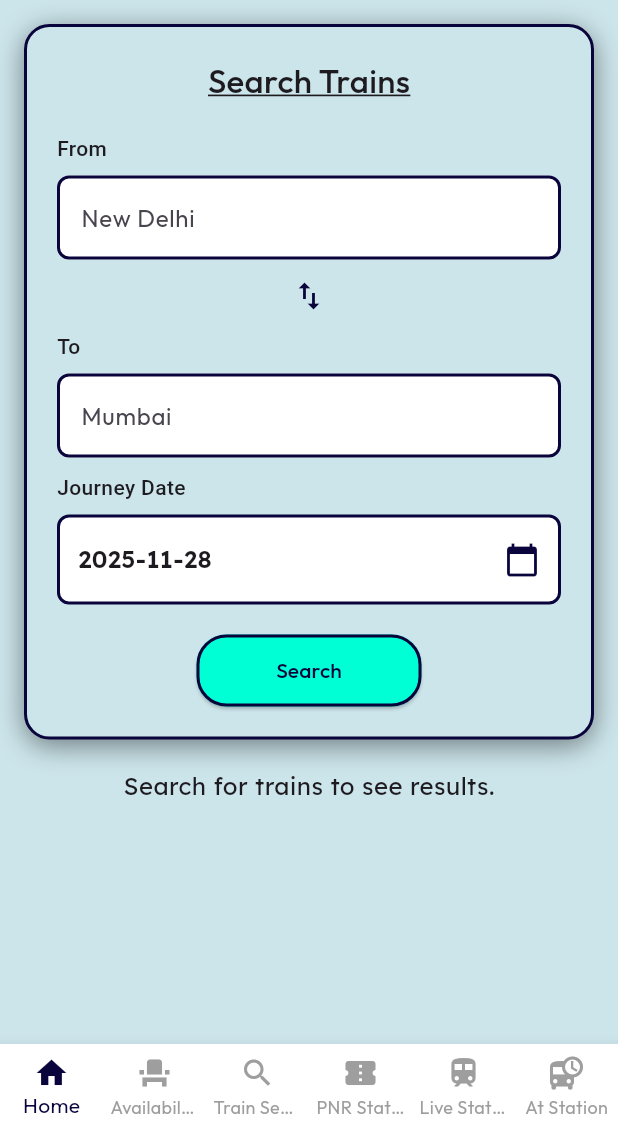
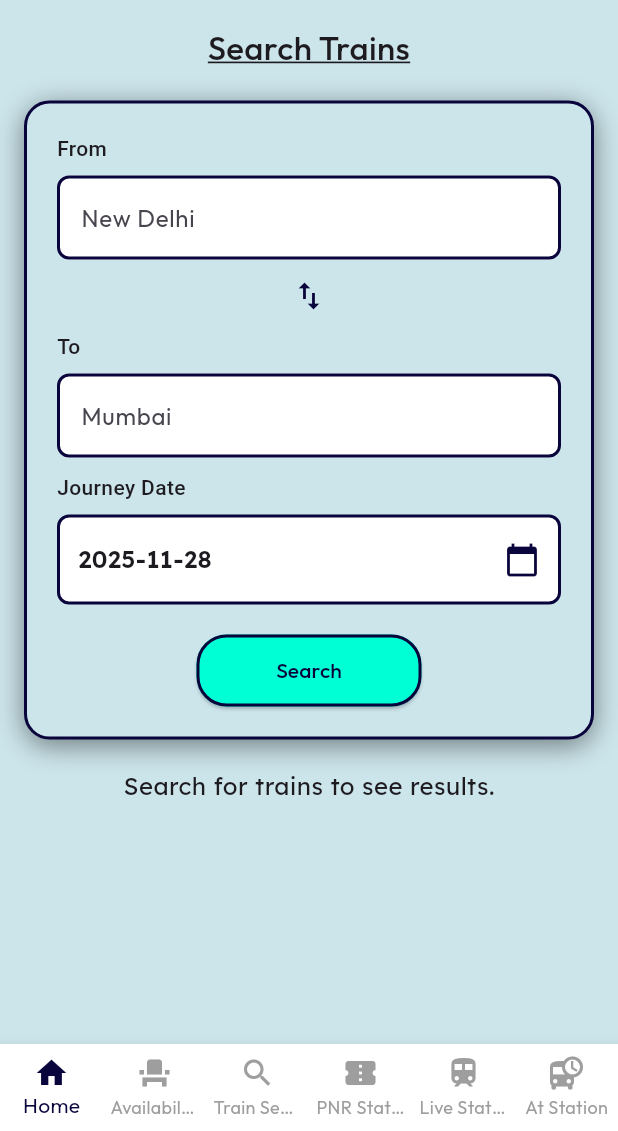
Before and after one commit to kunal7236/easy_rail_app, a Flutter app: the screen it shows after launch, on a phone screen of 412 x 824 dp, the part 105-1236 px from its top. Run offline on Flutter 3.47's test engine with Material 3 defaults, Android fonts, the phone set to English and light mode, and no system bars; our stand-ins replace flutter_dotenv, scrollable_positioned_list; Roboto replaces fonts that are missing (Lemonada, Montserrat).

Commit message:
moved the search Trains outside and above the search card

```diff
--- a/lib/screens/home_screen.dart
+++ b/lib/screens/home_screen.dart
@@ -42,6 +42,13 @@ class _HomeScreenState extends State<HomeScreen> {
     return ListView(
       padding: const EdgeInsets.all(16.0),
       children: [
+        Text(
+          'Search Trains',
+          style: AppTheme.heading,
+          textAlign: TextAlign.center,
+        ),
+        const SizedBox(height: 20),
+
         // This is your '.main-box'
         Container(
           padding: const EdgeInsets.all(20.0),
@@ -61,9 +68,6 @@ class _HomeScreenState extends State<HomeScreen> {
             padding: const EdgeInsets.all(0.0),
             child: Column(
               children: [
-                Text('Search Trains', style: AppTheme.heading),
-                const SizedBox(height: 20),
-
                 // 'From' and 'To' inputs with Swap icon
                 Column(
                   children: [
```
